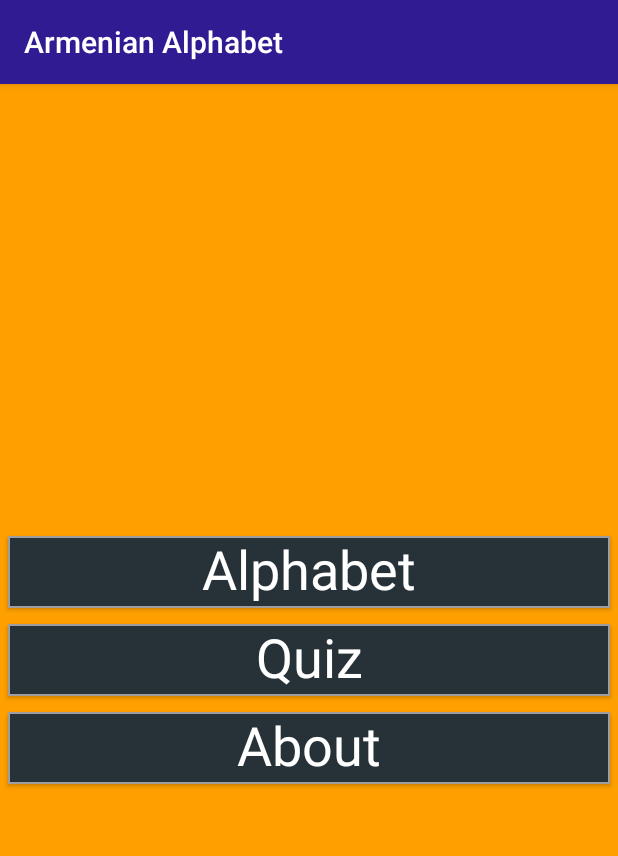
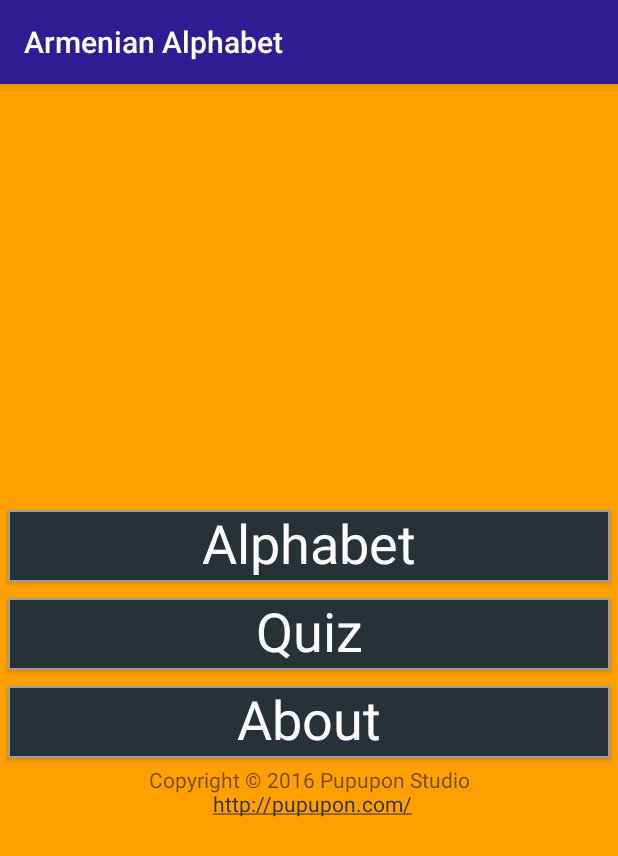
Before and after one commit to d-k-ivanov/android-armenianalphabet, an Android app: the screen it shows after launch (MainMenu), on a phone screen of 412 x 824 dp. Shown: the top 856 px of the screen. Run offline under Robolectric (Android 15) with nearby library versions, the phone set to English and light mode, and no system bars.

Commit message:
version 1.3: minor updates, some typos, copyright in main menu, play featured logo fix

```diff
--- a/app/src/main/java/com/pupupon/armenianalphabet/Question.java
+++ b/app/src/main/java/com/pupupon/armenianalphabet/Question.java
@@ -37,7 +37,7 @@
 
 
     boolean checkQuestion(String s) {
-        return s == answer;
+        return s.equals(answer);
     }
 
     void initQuestion(  TextView questionText,Button[] buttons) {
--- a/app/src/main/java/com/pupupon/armenianalphabet/Tools.java
+++ b/app/src/main/java/com/pupupon/armenianalphabet/Tools.java
@@ -22,7 +22,7 @@ class Tools {
      * @return Integer between min and max, inclusive.
      * @see java.util.Random#nextInt(int)
      */
-    public static int randInt(int min, int max, int[] exclude) {
+    static int randInt(int min, int max, int[] exclude) {
         Random rand = new Random();
 
         // nextInt is normally exclusive of the top value,
@@ -58,7 +58,7 @@ class Tools {
         return randomNum;
     }*/
 
-    public static String[] randLetters(int min, int max) {
+    static String[] randLetters(int min, int max) {
         String[] letters = {"","","",""};
         int[] exclude = {-1,-1,-1};
         int a = randInt(min,max, exclude);
@@ -75,7 +75,7 @@ class Tools {
         return letters;
     }
 
-    public static void playSound(Context context, int resource){
+    static void playSound(Context context, int resource){
         final MediaPlayer m = MediaPlayer.create(context, resource);
         m.start();
         Handler handler1 = new Handler();
@@ -110,7 +110,7 @@ class Tools {
         }, 1000);
     }
 
-    public static Typeface setFont(Context context){
+    static Typeface setFont(Context context){
         Typeface droidSansArmenian = Typeface.createFromAsset(context.getAssets(), "fonts/DroidSansArmenian.ttf");
         Typeface sylfaen = Typeface.createFromAsset(context.getAssets(), "fonts/Sylfaen.ttf");
 
--- a/app/src/main/res/layout/activity_main_menu.xml
+++ b/app/src/main/res/layout/activity_main_menu.xml
@@ -35,6 +35,15 @@
             android:id="@+id/menuEntry5"
             android:onClick="startMenuEntry5"
             style="@style/menuEntry" />
+        <TextView
+            android:id="@+id/aboutCopyright"
+            android:text="@string/aboutCopyright"
+            android:gravity="bottom|center_horizontal"
+            android:layout_gravity="bottom"
+            android:autoLink="web"
+            android:lines="2"
+            android:layout_width="match_parent"
+            android:layout_height="wrap_content" />
 
         </LinearLayout>
 </RelativeLayout>
--- a/app/src/main/res/values/strings.xml
+++ b/app/src/main/res/values/strings.xml
@@ -78,8 +78,8 @@
     </string>
     <string name="aboutCopyright">
         \n
-        Copyright © 2016 Dmitry Ivanov. \n
-        https://keepbot.github.io/
+        Copyright © 2016 Pupupon Studio \n
+        http://pupupon.com/
     </string>
 
 
```
Also changed, not shown: app/build.gradle (+3 -9 lines), 5 other files.
